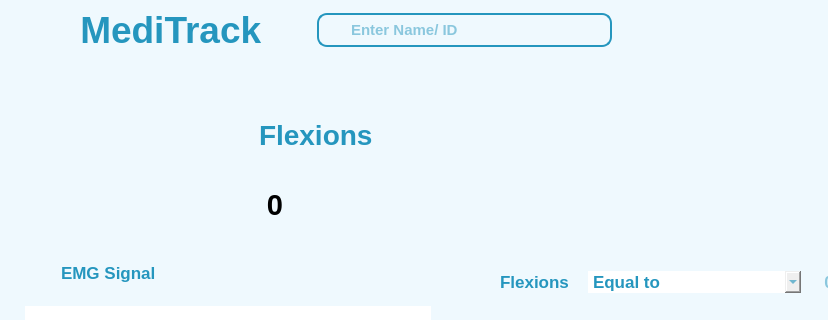
First picture: the form in DoctorGUI.ui, repository Hamza-Elghonemy/MediTrack, before the edit; both pictures show x 243 to 1071 and y 0 to 320 of the 1221 by 696 pixel window.
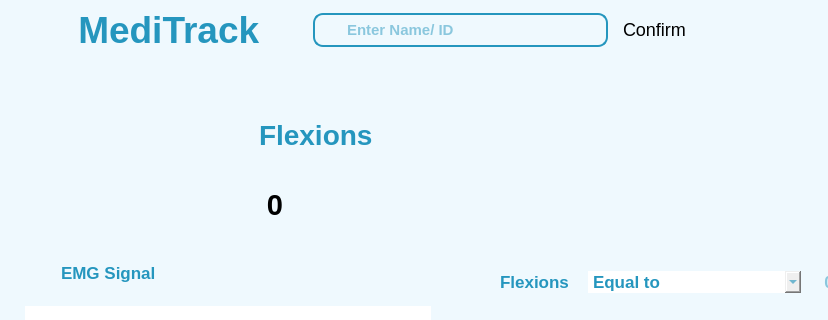
Second picture: the form after the edit. Icons and pictures are not drawn. Custom widgets are drawn as their Qt base class.

```diff
--- a/DoctorGUI.ui
+++ b/DoctorGUI.ui
@@ -29,7 +29,7 @@
 border-radius: 20px;
 background-color:#fefeff;
 }
-#recordButton, #reservationbutton,#settingsbutton, #logoutButton, #profileButton{
+#recordButton, #reservationbutton,#settingsbutton, #logoutButton, #profileButton, #confirmButton{
 padding:10px 5px;
 text-align:left;
 font: 18px;
@@ -412,7 +412,7 @@
               <number>0</number>
              </property>
              <property name="rightMargin">
-              <number>0</number>
+              <number>10</number>
              </property>
              <property name="bottomMargin">
               <number>0</number>
@@ -498,6 +498,13 @@
             </layout>
            </widget>
           </item>
+          <item>
+           <widget class="QPushButton" name="confirmButton">
+            <property name="text">
+             <string>Confirm</string>
+            </property>
+           </widget>
+          </item>
           <item alignment="Qt::AlignRight">
            <widget class="QWidget" name="widget_3" native="true">
             <layout class="QHBoxLayout" name="horizontalLayout_6">
```
